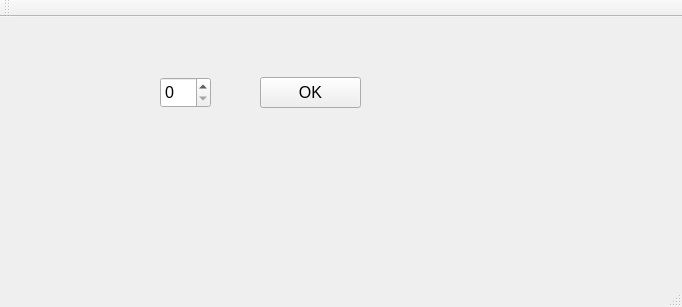
This is Game4InARow/mainwindow.ui in scientist19/Game-4-in-a-row as Qt 5 draws it before an edit. The edited form follows.
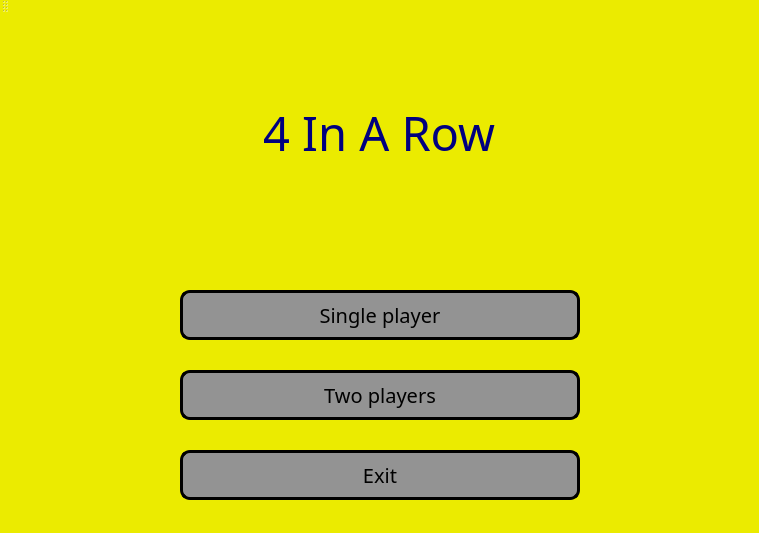
This is the edited form.

What changed in the file:
```diff
--- a/Game4InARow/mainwindow.ui
+++ b/Game4InARow/mainwindow.ui
@@ -6,47 +6,306 @@
    <rect>
     <x>0</x>
     <y>0</y>
-    <width>682</width>
-    <height>307</height>
+    <width>759</width>
+    <height>533</height>
    </rect>
   </property>
+  <property name="minimumSize">
+   <size>
+    <width>0</width>
+    <height>0</height>
+   </size>
+  </property>
+  <property name="maximumSize">
+   <size>
+    <width>800</width>
+    <height>600</height>
+   </size>
+  </property>
+  <property name="font">
+   <font>
+    <pointsize>15</pointsize>
+   </font>
+  </property>
   <property name="windowTitle">
-   <string>MainWindow</string>
+   <string>4 In A Row</string>
+  </property>
+  <property name="styleSheet">
+   <string notr="true">background-color: rgb(235, 235, 0); border: none; </string>
   </property>
   <widget class="QWidget" name="centralWidget">
-   <widget class="QSpinBox" name="spinBox">
-    <property name="geometry">
-     <rect>
-      <x>160</x>
-      <y>60</y>
-      <width>51</width>
-      <height>31</height>
-     </rect>
+   <layout class="QVBoxLayout" name="verticalLayout">
+    <property name="spacing">
+     <number>50</number>
     </property>
-    <property name="font">
-     <font>
-      <pointsize>12</pointsize>
-     </font>
-    </property>
-   </widget>
-   <widget class="QPushButton" name="pushButton">
-    <property name="geometry">
-     <rect>
-      <x>260</x>
-      <y>60</y>
-      <width>101</width>
-      <height>31</height>
-     </rect>
-    </property>
-    <property name="font">
-     <font>
-      <pointsize>12</pointsize>
-     </font>
-    </property>
-    <property name="text">
-     <string>OK</string>
-    </property>
-   </widget>
+    <item>
+     <layout class="QHBoxLayout" name="horizontalLayout_2">
+      <item>
+       <spacer name="horizontalSpacer">
+        <property name="orientation">
+         <enum>Qt::Horizontal</enum>
+        </property>
+        <property name="sizeHint" stdset="0">
+         <size>
+          <width>40</width>
+          <height>20</height>
+         </size>
+        </property>
+       </spacer>
+      </item>
+      <item>
+       <widget class="QLabel" name="label">
+        <property name="font">
+         <font>
+          <family>Showcard Gothic</family>
+          <pointsize>35</pointsize>
+         </font>
+        </property>
+        <property name="styleSheet">
+         <string notr="true">color: rgb(0, 0, 127);
+text-bordet: </string>
+        </property>
+        <property name="text">
+         <string>4 In A Row</string>
+        </property>
+       </widget>
+      </item>
+      <item>
+       <spacer name="horizontalSpacer_2">
+        <property name="orientation">
+         <enum>Qt::Horizontal</enum>
+        </property>
+        <property name="sizeHint" stdset="0">
+         <size>
+          <width>40</width>
+          <height>20</height>
+         </size>
+        </property>
+       </spacer>
+      </item>
+     </layout>
+    </item>
+    <item>
+     <layout class="QGridLayout" name="gridLayout">
+      <property name="verticalSpacing">
+       <number>30</number>
+      </property>
+      <item row="0" column="0">
+       <spacer name="horizontalSpacer_3">
+        <property name="orientation">
+         <enum>Qt::Horizontal</enum>
+        </property>
+        <property name="sizeHint" stdset="0">
+         <size>
+          <width>40</width>
+          <height>20</height>
+         </size>
+        </property>
+       </spacer>
+      </item>
+      <item row="1" column="1">
+       <widget class="QPushButton" name="twoPlayersButton">
+        <property name="sizePolicy">
+         <sizepolicy hsizetype="MinimumExpanding" vsizetype="Fixed">
+          <horstretch>0</horstretch>
+          <verstretch>0</verstretch>
+         </sizepolicy>
+        </property>
+        <property name="minimumSize">
+         <size>
+          <width>0</width>
+          <height>50</height>
+         </size>
+        </property>
+        <property name="font">
+         <font>
+          <family>Showcard Gothic</family>
+          <pointsize>15</pointsize>
+         </font>
+        </property>
+        <property name="cursor">
+         <cursorShape>PointingHandCursor</cursorShape>
+        </property>
+        <property name="styleSheet">
+         <string notr="true">QPushButton{
+background-color: rgb(147, 147, 147);
+border-width: 3px;
+border-style: solid;
+border-color: rgb(0, 0, 0);
+border-radius: 10px;
+}
+QPushButton:hover{
+background-color: rgb(0, 0, 127);
+border-width: 3px;
+border-style: solid;
+border-color: rgb(255, 255, 255);
+color: rgb(255, 255, 255);
+border-radius: 10px;
+}</string>
+        </property>
+        <property name="text">
+         <string>Two players</string>
+        </property>
+       </widget>
+      </item>
+      <item row="0" column="1">
+       <widget class="QPushButton" name="singlePlayerButton">
+        <property name="sizePolicy">
+         <sizepolicy hsizetype="MinimumExpanding" vsizetype="Fixed">
+          <horstretch>0</horstretch>
+          <verstretch>0</verstretch>
+         </sizepolicy>
+        </property>
+        <property name="minimumSize">
+         <size>
+          <width>400</width>
+          <height>50</height>
+         </size>
+        </property>
+        <property name="font">
+         <font>
+          <family>Showcard Gothic</family>
+          <pointsize>15</pointsize>
+         </font>
+        </property>
+        <property name="cursor">
+         <cursorShape>PointingHandCursor</cursorShape>
+        </property>
+        <property name="styleSheet">
+         <string notr="true">QPushButton{
+background-color: rgb(147, 147, 147);
+border-width: 3px;
+border-style: solid;
+border-color: rgb(0, 0, 0);
+border-radius: 10px;
+}
+QPushButton:hover{
+background-color: rgb(0, 0, 127);
+border-width: 3px;
+border-style: solid;
+border-color: rgb(255, 255, 255);
+color: rgb(255, 255, 255);
+border-radius: 10px;
+}</string>
+        </property>
+        <property name="text">
+         <string>Single player</string>
+        </property>
+       </widget>
+      </item>
+      <item row="1" column="0">
+       <spacer name="horizontalSpacer_4">
+        <property name="orientation">
+         <enum>Qt::Horizontal</enum>
+        </property>
+        <property name="sizeHint" stdset="0">
+         <size>
+          <width>40</width>
+          <height>20</height>
+         </size>
+        </property>
+       </spacer>
+      </item>
+      <item row="2" column="0">
+       <spacer name="horizontalSpacer_5">
+        <property name="orientation">
+         <enum>Qt::Horizontal</enum>
+        </property>
+        <property name="sizeHint" stdset="0">
+         <size>
+          <width>40</width>
+          <height>20</height>
+         </size>
+        </property>
+       </spacer>
+      </item>
+      <item row="0" column="2">
+       <spacer name="horizontalSpacer_6">
+        <property name="orientation">
+         <enum>Qt::Horizontal</enum>
+        </property>
+        <property name="sizeHint" stdset="0">
+         <size>
+          <width>40</width>
+          <height>20</height>
+         </size>
+        </property>
+       </spacer>
+      </item>
+      <item row="1" column="2">
+       <spacer name="horizontalSpacer_7">
+        <property name="orientation">
+         <enum>Qt::Horizontal</enum>
+        </property>
+        <property name="sizeHint" stdset="0">
+         <size>
+          <width>40</width>
+          <height>20</height>
+         </size>
+        </property>
+       </spacer>
+      </item>
+      <item row="2" column="2">
+       <spacer name="horizontalSpacer_8">
+        <property name="orientation">
+         <enum>Qt::Horizontal</enum>
+        </property>
+        <property name="sizeHint" stdset="0">
+         <size>
+          <width>40</width>
+          <height>20</height>
+         </size>
+        </property>
+       </spacer>
+      </item>
+      <item row="2" column="1">
+       <widget class="QPushButton" name="exitButton">
+        <property name="sizePolicy">
+         <sizepolicy hsizetype="MinimumExpanding" vsizetype="Fixed">
+          <horstretch>0</horstretch>
+          <verstretch>0</verstretch>
+         </sizepolicy>
+        </property>
+        <property name="minimumSize">
+         <size>
+          <width>0</width>
+          <height>50</height>
+         </size>
+        </property>
+        <property name="font">
+         <font>
+          <family>Showcard Gothic</family>
+          <pointsize>15</pointsize>
+         </font>
+        </property>
+        <property name="cursor">
+         <cursorShape>PointingHandCursor</cursorShape>
+        </property>
+        <property name="styleSheet">
+         <string notr="true">QPushButton{
+background-color: rgb(147, 147, 147);
+border-width: 3px;
+border-style: solid;
+border-color: rgb(0, 0, 0);
+border-radius: 10px;
+}
+QPushButton:hover{
+background-color: rgb(0, 0, 127);
+border-width: 3px;
+border-style: solid;
+border-color: rgb(255, 255, 255);
+color: rgb(255, 255, 255);
+border-radius: 10px;
+}</string>
+        </property>
+        <property name="text">
+         <string>Exit</string>
+        </property>
+       </widget>
+      </item>
+     </layout>
+    </item>
+   </layout>
   </widget>
   <widget class="QMenuBar" name="menuBar">
    <property name="geometry">
```
Left out of the diff: 14 changed lines with no effect on the pictures.
